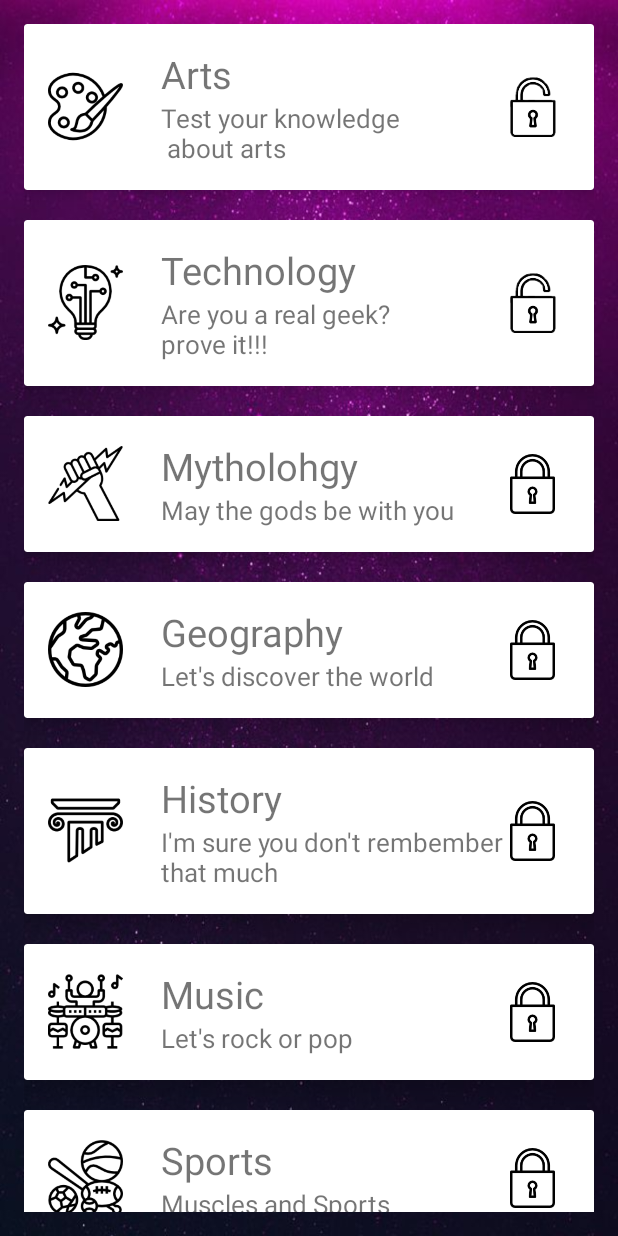
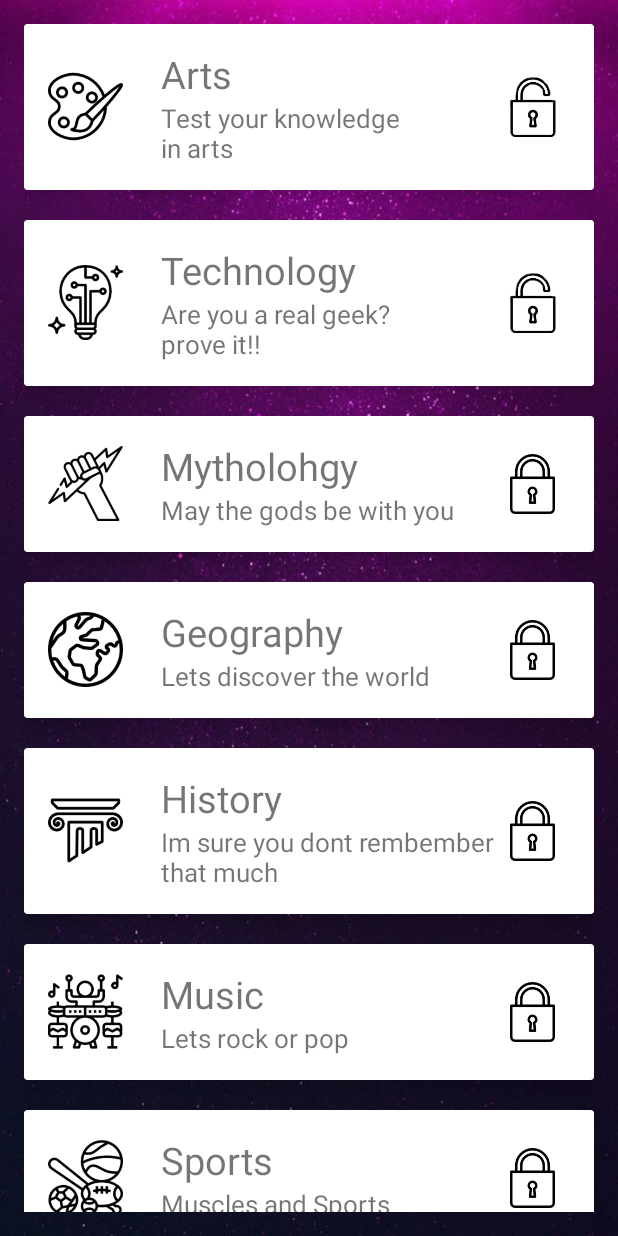
Before and after one commit to pako1/TheQuizApp, an Android app: the GameActivity screen opened directly, with no data from a screen before it, on a phone screen of 412 x 824 dp. Run offline under Robolectric (Android 15) with nearby library versions, the phone set to English and light mode, and no system bars; Roboto replaces fonts that are not available here; 1 statement that could not run was skipped.

```diff
--- a/app/src/main/java/com/example/android/thequizapp/GameActivity.java
+++ b/app/src/main/java/com/example/android/thequizapp/GameActivity.java
@@ -26,24 +26,24 @@ public class GameActivity extends BaseClass {
         recyclerView.setLayoutManager(new LinearLayoutManager(this));
 
         categoriesList.add(
-                 new Category("Arts", "Test your knowledge\n about arts", R.drawable.categoryarts,true)
+                 new Category(getString(R.string.Arts), getString(R.string.artknowledge), R.drawable.categoryarts,true)
         );
-        categoriesList.add(new Category("Technology", "Are you a real geek?\nprove it!!!", R.drawable.categorytechnology,true)
+        categoriesList.add(new Category(getString(R.string.Technology), getString(R.string.GeekKnowledge), R.drawable.categorytechnology,true)
         );
 
-        categoriesList.add(new Category("Mytholohgy", "May the gods be with you", R.drawable.categorymythology,false)
+        categoriesList.add(new Category(getString(R.string.Mytholohgy), getString(R.string.mythologyknowledge), R.drawable.categorymythology,false)
         );
 
-        categoriesList.add(new Category("Geography", "Let's discover the world", R.drawable.categorygeography,false)
+        categoriesList.add(new Category(getString(R.string.Geography), getString(R.string.geographyKnowledge), R.drawable.categorygeography,false)
         );
 
-        categoriesList.add(new Category("History", "I'm sure you don't rembember\nthat much", R.drawable.categoryhistory,false)
+        categoriesList.add(new Category(getString(R.string.History), getString(R.string.historyknowledge), R.drawable.categoryhistory,false)
         );
 
-        categoriesList.add(new Category("Music", "Let's rock or pop ", R.drawable.categorymusic,false)
+        categoriesList.add(new Category(getString(R.string.CategoryMusic), getString(R.string.musicknowledge), R.drawable.categorymusic,false)
         );
 
-        categoriesList.add(new Category("Sports", "Muscles and Sports", R.drawable.sports,false)
+        categoriesList.add(new Category(getString(R.string.Sports),getString(R.string.sportknowledge), R.drawable.sports,false)
         );
 
         adapter = new CategoriesAdapter(this, categoriesList);
--- a/app/src/main/java/com/example/android/thequizapp/QuizActivity.java
+++ b/app/src/main/java/com/example/android/thequizapp/QuizActivity.java
@@ -15,7 +15,7 @@ public class QuizActivity extends BaseClass {
 
 
     private QuestionBank mQuestionLibrary = new QuestionBank();
-
+    private long s1;
     private TextView mScoreView;
     private TextView mQuestionView;
     private Button  mButtonChoice1;
@@ -174,7 +174,7 @@ public class QuizActivity extends BaseClass {
         @Override
         public void onTick(long l) {
             timer.setText(String.valueOf(l / 1000));
-
+             s1  = l;
             if(l<=4000){
                 timer.setTextColor(Color.RED);
             }
--- a/app/src/main/res/values/strings.xml
+++ b/app/src/main/res/values/strings.xml
@@ -9,18 +9,37 @@
     <string name="se">Sound</string>
     <string name="soundoptions">Sound Options</string>
     <string name="languagechoice">Choose Language</string>
-    <string name="title_activity_myth">MythActivity</string>
-    <string name="title_activity_geo">GeoActivity</string>
-    <string name="title_activity_hist">HistActivity</string>
-    <string name="title_activity_music">MusicActivity</string>
     <string name="best_score">Best Score:</string>
     <string name="lastscore">Score:</string>
     <string name="question">Question</string>
-    <string name="button1">Button1</string>
-    <string name="button2">Button2</string>
-    <string name="button3">Button3</string>
-    <string name="button4">Button4</string>
     <string name="position">position</string>
     <string name="subtittle">subtittle</string>
     <string name="tittle">Tittle</string>
+
+    <!--Category tittles-->
+
+    <string name="Technology">Technology</string>
+    <string name="Arts">Arts</string>
+    <string name="Mytholohgy">Mytholohgy</string>
+    <string name="Geography">Geography</string>
+    <string name="CategoryMusic">Music</string>
+    <string name="History">History</string>
+    <string name="Sports">Sports</string>
+
+    <!--Category tittles-->
+
+
+    <!--Category subtittles-->
+
+    <string name="artknowledge">Test your knowledge\nin arts</string>
+    <string name="GeekKnowledge">"Are you a real geek?\nprove it!!</string>
+    <string name="mythologyknowledge">May the gods be with you</string>
+    <string name="geographyKnowledge">Lets discover the world</string>
+    <string name="historyknowledge">Im sure you dont rembember\nthat much</string>
+    <string name="musicknowledge">Lets rock or pop</string>
+    <string name="sportknowledge">Muscles and Sports</string>
+
+    <!--Category subtittles-->
+
+
 </resources>
```
Also changed, not shown: app/src/main/res/layout/activity_quest.xml (+3 -4 lines), 2 other files.
